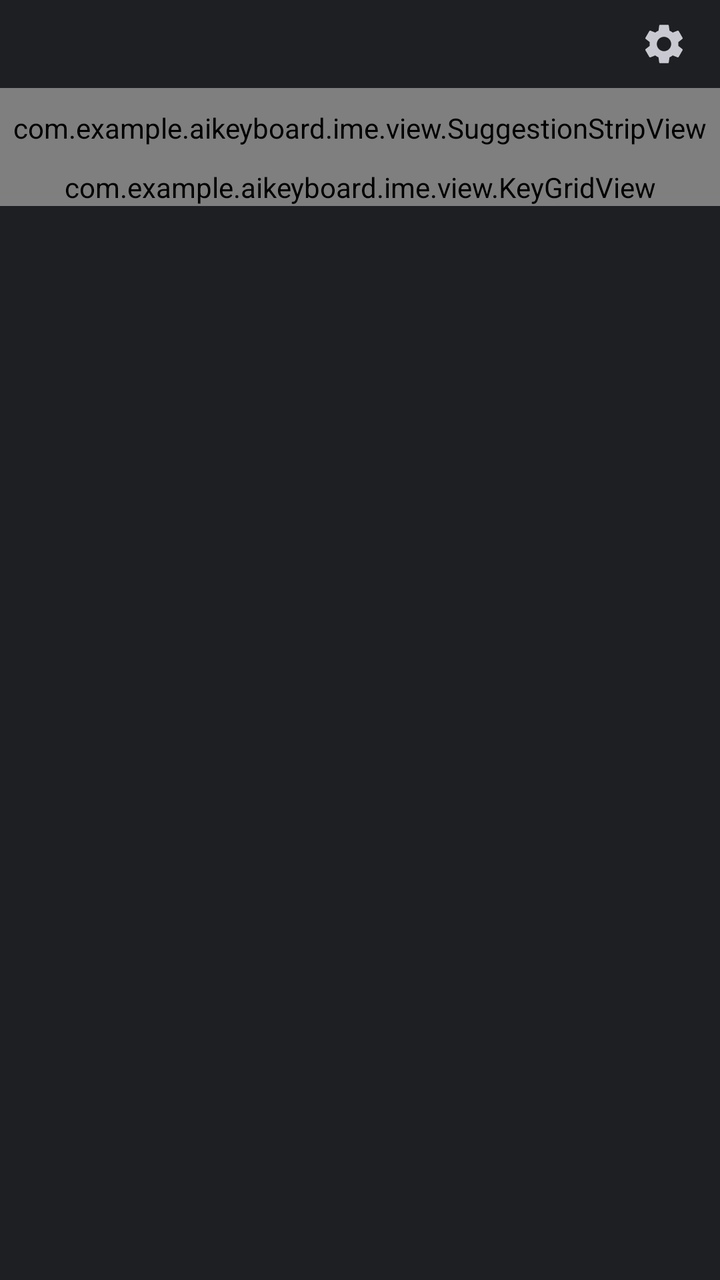
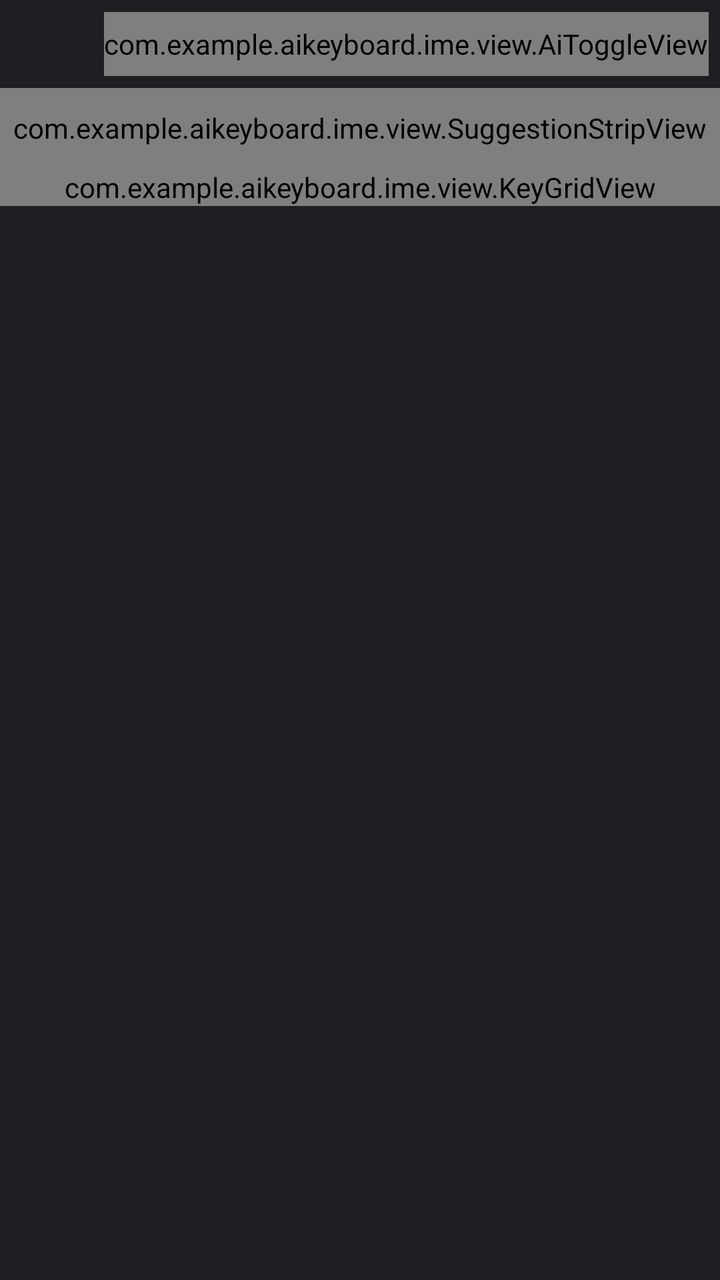

Two renders of the same Android screen: before a commit and after it. Below are the layout's source before the change and the commit's diff.
<!-- AndroidManifest.xml: application theme Theme.AiKeyboard -->
<!-- res/layout/keyboard_view.xml -->
<?xml version="1.0" encoding="utf-8"?>
<LinearLayout xmlns:android="http://schemas.android.com/apk/res/android"
    xmlns:tools="http://schemas.android.com/tools"
    android:layout_width="match_parent"
    android:layout_height="wrap_content"
    android:background="@color/keyboard_background"
    android:orientation="vertical">

    <LinearLayout
        android:layout_width="match_parent"
        android:layout_height="@dimen/toolbar_height"
        android:gravity="center_vertical"
        android:orientation="horizontal"
        android:paddingHorizontal="4dp">

        <Space
            android:layout_width="0dp"
            android:layout_height="match_parent"
            android:layout_weight="1" />

        <ImageButton
            android:id="@+id/tool_settings"
            android:layout_width="48dp"
            android:layout_height="match_parent"
            android:background="?android:attr/selectableItemBackgroundBorderless"
            android:contentDescription="@string/open_keyboard_settings"
            android:focusable="false"
            android:src="@drawable/ic_settings" />
    </LinearLayout>

    <com.example.aikeyboard.ime.view.SuggestionStripView
        android:id="@+id/suggestions"
        android:layout_width="match_parent"
        android:layout_height="@dimen/suggestion_strip_height" />

    
    <FrameLayout
        android:layout_width="match_parent"
        android:layout_height="wrap_content">

        <com.example.aikeyboard.ime.view.KeyGridView
            android:id="@+id/keys"
            android:layout_width="match_parent"
            android:layout_height="wrap_content" />

        <LinearLayout
            android:id="@+id/emoji_panel"
            android:layout_width="match_parent"
            android:layout_height="match_parent"
            android:orientation="vertical"
            android:visibility="gone">

            <androidx.emoji2.emojipicker.EmojiPickerView
                android:id="@+id/emoji_picker"
                android:layout_width="match_parent"
                android:layout_height="0dp"
                android:layout_weight="1" />

            <LinearLayout
                android:layout_width="match_parent"
                android:layout_height="48dp"
                android:orientation="horizontal">

                <TextView
                    android:id="@+id/emoji_letters"
                    android:layout_width="72dp"
                    android:layout_height="match_parent"
                    android:background="?android:attr/selectableItemBackground"
                    android:contentDescription="@string/key_letters"
                    android:gravity="center"
                    android:text="ABC"
                    android:textColor="@color/key_label"
                    android:textSize="@dimen/key_function_label_size"
                    tools:ignore="HardcodedText" />

                <Space
                    android:layout_width="0dp"
                    android:layout_height="match_parent"
                    android:layout_weight="1" />

                <TextView
                    android:id="@+id/emoji_backspace"
                    android:layout_width="72dp"
                    android:layout_height="match_parent"
                    android:background="?android:attr/selectableItemBackground"
                    android:contentDescription="@string/key_backspace"
                    android:gravity="center"
                    android:text="⌫"
                    android:textColor="@color/key_label"
                    android:textSize="@dimen/key_label_size"
                    tools:ignore="HardcodedText" />
            </LinearLayout>
        </LinearLayout>
    </FrameLayout>
</LinearLayout>
<!-- resources referenced by this layout -->
<resources>
  <color name="key_label">#FFFFFF</color>
  <color name="keyboard_background">#1E1F23</color>
  <dimen name="key_function_label_size">15sp</dimen>
  <dimen name="key_label_size">23sp</dimen>
  <dimen name="suggestion_strip_height">40dp</dimen>
  <dimen name="toolbar_height">44dp</dimen>
  <!-- drawable ic_settings (drawable) -->
  <?xml version="1.0" encoding="utf-8"?>
  <vector xmlns:android="http://schemas.android.com/apk/res/android"
      android:width="24dp"
      android:height="24dp"
      android:tint="@color/key_label_secondary"
      android:viewportWidth="24"
      android:viewportHeight="24">
      <path
          android:fillColor="#FFFFFF"
          android:pathData="M19.14,12.94c0.04,-0.3 0.06,-0.61 0.06,-0.94c0,-0.32 -0.02,-0.64 -0.07,-0.94l2.03,-1.58c0.18,-0.14 0.23,-0.41 0.12,-0.61l-1.92,-3.32c-0.12,-0.22 -0.37,-0.29 -0.59,-0.22l-2.39,0.96c-0.5,-0.38 -1.03,-0.7 -1.62,-0.94L14.4,2.81c-0.04,-0.24 -0.24,-0.41 -0.48,-0.41h-3.84c-0.24,0 -0.43,0.17 -0.47,0.41L9.25,5.35C8.66,5.59 8.12,5.92 7.63,6.29L5.24,5.33c-0.22,-0.08 -0.47,0 -0.59,0.22L2.74,8.87C2.62,9.08 2.66,9.34 2.86,9.48l2.03,1.58C4.84,11.36 4.8,11.69 4.8,12s0.02,0.64 0.07,0.94l-2.03,1.58c-0.18,0.14 -0.23,0.41 -0.12,0.61l1.92,3.32c0.12,0.22 0.37,0.29 0.59,0.22l2.39,-0.96c0.5,0.38 1.03,0.7 1.62,0.94l0.36,2.54c0.05,0.24 0.24,0.41 0.48,0.41h3.84c0.24,0 0.44,-0.17 0.47,-0.41l0.36,-2.54c0.59,-0.24 1.13,-0.56 1.62,-0.94l2.39,0.96c0.22,0.08 0.47,0 0.59,-0.22l1.92,-3.32c0.12,-0.22 0.07,-0.47 -0.12,-0.61L19.14,12.94zM12,15.6c-1.98,0 -3.6,-1.62 -3.6,-3.6s1.62,-3.6 3.6,-3.6s3.6,1.62 3.6,3.6S13.98,15.6 12,15.6z" />
  </vector>
  <string name="key_backspace">Backspace</string>
  <string name="key_letters">Letters</string>
  <string name="open_keyboard_settings">Keyboard settings</string>
  <style name="Theme.AiKeyboard" parent="Theme.Material3.Dark.NoActionBar">
          <item name="colorPrimary">@color/accent_blue</item>
          <item name="colorOnPrimary">@color/on_accent_blue</item>
          <item name="colorSurface">@color/surface</item>
          <item name="colorOnSurface">@color/text_primary</item>
          <item name="colorOnSurfaceVariant">@color/text_secondary</item>
          <item name="colorOutlineVariant">@color/divider</item>
          
          <item name="colorSecondaryContainer">@color/surface_raised</item>
          <item name="colorOnSecondaryContainer">@color/text_primary</item>
          <item name="android:colorBackground">@color/canvas</item>
          <item name="android:statusBarColor">@color/canvas</item>
          <item name="android:navigationBarColor">@color/canvas</item>
          <item name="switchPreferenceCompatStyle">@style/SettingsSwitchRow</item>
      </style>
  <color name="key_label_secondary">#C9CAD1</color>
  <color name="accent_blue">#9EC1FA</color>
  <color name="on_accent_blue">#0B1B33</color>
  <color name="surface">#1B1C20</color>
  <color name="text_primary">#FFFFFF</color>
  <color name="text_secondary">#A9ABB3</color>
  <color name="divider">#34353A</color>
  <color name="surface_raised">#25262B</color>
  <color name="canvas">#0E0F12</color>
  <style name="SettingsSwitchRow" parent="Preference.SwitchPreferenceCompat.Material">
          <item name="widgetLayout">@layout/preference_switch</item>
      </style>
</resources>

<!-- the commit's change to res/layout/keyboard_view.xml (unified diff, before → after) -->
@@ -1,95 +1,234 @@
 <?xml version="1.0" encoding="utf-8"?>
-<LinearLayout xmlns:android="http://schemas.android.com/apk/res/android"
+<FrameLayout xmlns:android="http://schemas.android.com/apk/res/android"
     xmlns:tools="http://schemas.android.com/tools"
     android:layout_width="match_parent"
     android:layout_height="wrap_content"
-    android:background="@color/keyboard_background"
-    android:orientation="vertical">
+    android:background="@color/keyboard_background">
 
     <LinearLayout
-        android:layout_width="match_parent"
-        android:layout_height="@dimen/toolbar_height"
+        android:id="@+id/typing_area"
+        android:layout_width="match_parent"
+        android:layout_height="wrap_content"
+        android:orientation="vertical">
+
+        <LinearLayout
+            android:layout_width="match_parent"
+            android:layout_height="@dimen/toolbar_height"
+            android:gravity="center_vertical"
+            android:orientation="horizontal"
+            android:paddingHorizontal="4dp">
+
+            
+            <Space
+                android:layout_width="48dp"
+                android:layout_height="match_parent" />
+
+            <Space
+                android:layout_width="0dp"
+                android:layout_height="match_parent"
+                android:layout_weight="1" />
+
+            <com.example.aikeyboard.ime.view.AiToggleView
+                android:id="@+id/ai_toggle"
+                android:layout_width="wrap_content"
+                android:layout_height="32dp" />
+
+            <Space
+                android:layout_width="0dp"
+                android:layout_height="match_parent"
+                android:layout_weight="1" />
+
+            <ImageButton
+                android:id="@+id/tool_settings"
+                android:layout_width="48dp"
+                android:layout_height="match_parent"
+                android:background="?android:attr/selectableItemBackgroundBorderless"
+                android:contentDescription="@string/open_keyboard_settings"
+                android:focusable="false"
+                android:src="@drawable/ic_settings" />
+        </LinearLayout>
+
+        <com.example.aikeyboard.ime.view.SuggestionStripView
+            android:id="@+id/suggestions"
+            android:layout_width="match_parent"
+            android:layout_height="@dimen/suggestion_strip_height" />
+
+        
+        <FrameLayout
+            android:layout_width="match_parent"
+            android:layout_height="wrap_content">
+
+            <com.example.aikeyboard.ime.view.KeyGridView
+                android:id="@+id/keys"
+                android:layout_width="match_parent"
+                android:layout_height="wrap_content" />
+
+            <LinearLayout
+                android:id="@+id/emoji_panel"
+                android:layout_width="match_parent"
+                android:layout_height="match_parent"
+                android:orientation="vertical"
+                android:visibility="gone">
+
+                <androidx.emoji2.emojipicker.EmojiPickerView
+                    android:id="@+id/emoji_picker"
+                    android:layout_width="match_parent"
+                    android:layout_height="0dp"
+                    android:layout_weight="1" />
+
+                <LinearLayout
+                    android:layout_width="match_parent"
+                    android:layout_height="48dp"
+                    android:orientation="horizontal">
+
+                    <TextView
+                        android:id="@+id/emoji_letters"
+                        android:layout_width="72dp"
+                        android:layout_height="match_parent"
+                        android:background="?android:attr/selectableItemBackground"
+                        android:contentDescription="@string/key_letters"
+                        android:gravity="center"
+                        android:text="ABC"
+                        android:textColor="@color/key_label"
+                        android:textSize="@dimen/key_function_label_size"
+                        tools:ignore="HardcodedText" />
+
+                    <Space
+                        android:layout_width="0dp"
+                        android:layout_height="match_parent"
+                        android:layout_weight="1" />
+
+                    <TextView
+                        android:id="@+id/emoji_backspace"
+                        android:layout_width="72dp"
+                        android:layout_height="match_parent"
+                        android:background="?android:attr/selectableItemBackground"
+                        android:contentDescription="@string/key_backspace"
+                        android:gravity="center"
+                        android:text="⌫"
+                        android:textColor="@color/key_label"
+                        android:textSize="@dimen/key_label_size"
+                        tools:ignore="HardcodedText" />
+                </LinearLayout>
+            </LinearLayout>
+        </FrameLayout>
+    </LinearLayout>
+
+    <include
+        android:id="@+id/ai_panel"
+        layout="@layout/view_ai_panel"
+        android:layout_width="match_parent"
+        android:layout_height="match_parent"
+        android:visibility="gone" />
+</FrameLayout>
+<!-- res/layout/view_ai_panel.xml (included above) -->
+<?xml version="1.0" encoding="utf-8"?>
+<LinearLayout xmlns:android="http://schemas.android.com/apk/res/android"
+    xmlns:app="http://schemas.android.com/apk/res-auto"
+    xmlns:tools="http://schemas.android.com/tools"
+    android:layout_width="match_parent"
+    android:layout_height="match_parent"
+    android:background="@drawable/bg_ai_panel"
+    android:orientation="vertical"
+    android:paddingHorizontal="16dp"
+    android:paddingTop="6dp"
+    android:paddingBottom="6dp">
+
+    <LinearLayout
+        android:layout_width="match_parent"
+        android:layout_height="48dp"
         android:gravity="center_vertical"
-        android:orientation="horizontal"
-        android:paddingHorizontal="4dp">
-
-        <Space
-            android:layout_width="0dp"
-            android:layout_height="match_parent"
-            android:layout_weight="1" />
-
-        <ImageButton
-            android:id="@+id/tool_settings"
+        android:orientation="horizontal">
+
+        <TextView
+            android:id="@+id/ai_panel_back"
             android:layout_width="48dp"
             android:layout_height="match_parent"
             android:background="?android:attr/selectableItemBackgroundBorderless"
-            android:contentDescription="@string/open_keyboard_settings"
-            android:focusable="false"
-            android:src="@drawable/ic_settings" />
+            android:contentDescription="@string/ai_panel_close"
+            android:focusable="false"
+            android:gravity="center_vertical"
+            android:text="←"
+            android:textColor="@color/text_primary"
+            android:textSize="22sp"
+            tools:ignore="HardcodedText" />
+
+        <TextView
+            android:layout_width="0dp"
+            android:layout_height="wrap_content"
+            android:layout_weight="1"
+            android:accessibilityHeading="true"
+            android:text="@string/ai_support"
+            android:textColor="@color/text_primary"
+            android:textSize="19sp"
+            android:textStyle="bold" />
+
+        <com.google.android.material.materialswitch.MaterialSwitch
+            android:id="@+id/ai_panel_master"
+            android:layout_width="wrap_content"
+            android:layout_height="wrap_content"
+            android:contentDescription="@string/ai_support"
+            android:focusable="false"
+            app:trackTint="@color/ai_switch_track" />
     </LinearLayout>
 
-    <com.example.aikeyboard.ime.view.SuggestionStripView
-        android:id="@+id/suggestions"
-        android:layout_width="match_parent"
-        android:layout_height="@dimen/suggestion_strip_height" />
-
-    
-    <FrameLayout
-        android:layout_width="match_parent"
-        android:layout_height="wrap_content">
-
-        <com.example.aikeyboard.ime.view.KeyGridView
-            android:id="@+id/keys"
-            android:layout_width="match_parent"
-            android:layout_height="wrap_content" />
+    <TextView
+        android:id="@+id/ai_panel_status"
+        android:layout_width="match_parent"
+        android:layout_height="wrap_content"
+        android:accessibilityLiveRegion="polite"
+        android:textColor="@color/key_label_secondary"
+        android:textSize="14sp" />
+
+    <ScrollView
+        android:layout_width="match_parent"
+        android:layout_height="0dp"
+        android:layout_marginTop="4dp"
+        android:layout_weight="1">
 
         <LinearLayout
-            android:id="@+id/emoji_panel"
-            android:layout_width="match_parent"
+            android:id="@+id/ai_panel_models"
+            android:layout_width="match_parent"
+            android:layout_height="wrap_content"
+            android:orientation="vertical" />
+    </ScrollView>
+
+    <LinearLayout
+        android:layout_width="match_parent"
+        android:layout_height="48dp"
+        android:gravity="center_vertical"
+        android:orientation="horizontal">
+
+        <TextView
+            android:id="@+id/ai_panel_manage"
+            android:layout_width="0dp"
             android:layout_height="match_parent"
-            android:orientation="vertical"
-            android:visibility="gone">
-
-            <androidx.emoji2.emojipicker.EmojiPickerView
-                android:id="@+id/emoji_picker"
-                android:layout_width="match_parent"
-                android:layout_height="0dp"
-                android:layout_weight="1" />
-
-            <LinearLayout
-                android:layout_width="match_parent"
-                android:layout_height="48dp"
-                android:orientation="horizontal">
-
-                <TextView
-                    android:id="@+id/emoji_letters"
-                    android:layout_width="72dp"
-                    android:layout_height="match_parent"
-                    android:background="?android:attr/selectableItemBackground"
-                    android:contentDescription="@string/key_letters"
-                    android:gravity="center"
-                    android:text="ABC"
-                    android:textColor="@color/key_label"
-                    android:textSize="@dimen/key_function_label_size"
-                    tools:ignore="HardcodedText" />
-
-                <Space
-                    android:layout_width="0dp"
-                    android:layout_height="match_parent"
-                    android:layout_weight="1" />
-
-                <TextView
-                    android:id="@+id/emoji_backspace"
-                    android:layout_width="72dp"
-                    android:layout_height="match_parent"
-                    android:background="?android:attr/selectableItemBackground"
-                    android:contentDescription="@string/key_backspace"
-                    android:gravity="center"
-                    android:text="⌫"
-                    android:textColor="@color/key_label"
-                    android:textSize="@dimen/key_label_size"
-                    tools:ignore="HardcodedText" />
-            </LinearLayout>
-        </LinearLayout>
-    </FrameLayout>
+            android:layout_weight="1"
+            android:background="?android:attr/selectableItemBackground"
+            android:focusable="false"
+            android:gravity="center"
+            android:text="@string/ai_panel_manage"
+            android:textColor="@color/accent_blue"
+            android:textSize="15sp" />
+
+        <TextView
+            android:id="@+id/ai_panel_close"
+            android:layout_width="0dp"
+            android:layout_height="match_parent"
+            android:layout_weight="1"
+            android:background="?android:attr/selectableItemBackground"
+            android:focusable="false"
+            android:gravity="center"
+            android:text="@string/ai_panel_close"
+            android:textColor="@color/accent_blue"
+            android:textSize="15sp" />
+    </LinearLayout>
+
+    <TextView
+        android:layout_width="match_parent"
+        android:layout_height="wrap_content"
+        android:gravity="center"
+        android:text="@string/ai_panel_on_device"
+        android:textColor="@color/key_label_secondary"
+        android:textSize="12sp" />
 </LinearLayout>
<!-- resource entries referenced after the edit -->
@@ -6,6 +6,16 @@
   <dimen name="key_label_size">23sp</dimen>
   <dimen name="suggestion_strip_height">40dp</dimen>
   <dimen name="toolbar_height">44dp</dimen>
+  <!-- drawable bg_ai_panel (drawable) -->
+  <?xml version="1.0" encoding="utf-8"?>
+  <shape xmlns:android="http://schemas.android.com/apk/res/android"
+      android:shape="rectangle">
+      <gradient
+          android:angle="270"
+          android:centerColor="@color/ai_panel_middle"
+          android:endColor="@color/ai_panel_bottom"
+          android:startColor="@color/ai_panel_top" />
+  </shape>
   <!-- drawable ic_settings (drawable) -->
   <?xml version="1.0" encoding="utf-8"?>
   <vector xmlns:android="http://schemas.android.com/apk/res/android"
@@ -18,6 +28,10 @@
           android:fillColor="#FFFFFF"
           android:pathData="M19.14,12.94c0.04,-0.3 0.06,-0.61 0.06,-0.94c0,-0.32 -0.02,-0.64 -0.07,-0.94l2.03,-1.58c0.18,-0.14 0.23,-0.41 0.12,-0.61l-1.92,-3.32c-0.12,-0.22 -0.37,-0.29 -0.59,-0.22l-2.39,0.96c-0.5,-0.38 -1.03,-0.7 -1.62,-0.94L14.4,2.81c-0.04,-0.24 -0.24,-0.41 -0.48,-0.41h-3.84c-0.24,0 -0.43,0.17 -0.47,0.41L9.25,5.35C8.66,5.59 8.12,5.92 7.63,6.29L5.24,5.33c-0.22,-0.08 -0.47,0 -0.59,0.22L2.74,8.87C2.62,9.08 2.66,9.34 2.86,9.48l2.03,1.58C4.84,11.36 4.8,11.69 4.8,12s0.02,0.64 0.07,0.94l-2.03,1.58c-0.18,0.14 -0.23,0.41 -0.12,0.61l1.92,3.32c0.12,0.22 0.37,0.29 0.59,0.22l2.39,-0.96c0.5,0.38 1.03,0.7 1.62,0.94l0.36,2.54c0.05,0.24 0.24,0.41 0.48,0.41h3.84c0.24,0 0.44,-0.17 0.47,-0.41l0.36,-2.54c0.59,-0.24 1.13,-0.56 1.62,-0.94l2.39,0.96c0.22,0.08 0.47,0 0.59,-0.22l1.92,-3.32c0.12,-0.22 0.07,-0.47 -0.12,-0.61L19.14,12.94zM12,15.6c-1.98,0 -3.6,-1.62 -3.6,-3.6s1.62,-3.6 3.6,-3.6s3.6,1.62 3.6,3.6S13.98,15.6 12,15.6z" />
   </vector>
+  <string name="ai_panel_close">Back to keyboard</string>
+  <string name="ai_panel_manage">Manage models</string>
+  <string name="ai_panel_on_device">Runs on your device</string>
+  <string name="ai_support">AI support</string>
   <string name="key_backspace">Backspace</string>
   <string name="key_letters">Letters</string>
   <string name="open_keyboard_settings">Keyboard settings</string>
@@ -36,6 +50,9 @@
           <item name="android:navigationBarColor">@color/canvas</item>
           <item name="switchPreferenceCompatStyle">@style/SettingsSwitchRow</item>
       </style>
+  <color name="ai_panel_middle">#272230</color>
+  <color name="ai_panel_bottom">#181B25</color>
+  <color name="ai_panel_top">#392847</color>
   <color name="key_label_secondary">#C9CAD1</color>
   <color name="accent_blue">#9EC1FA</color>
   <color name="on_accent_blue">#0B1B33</color>
